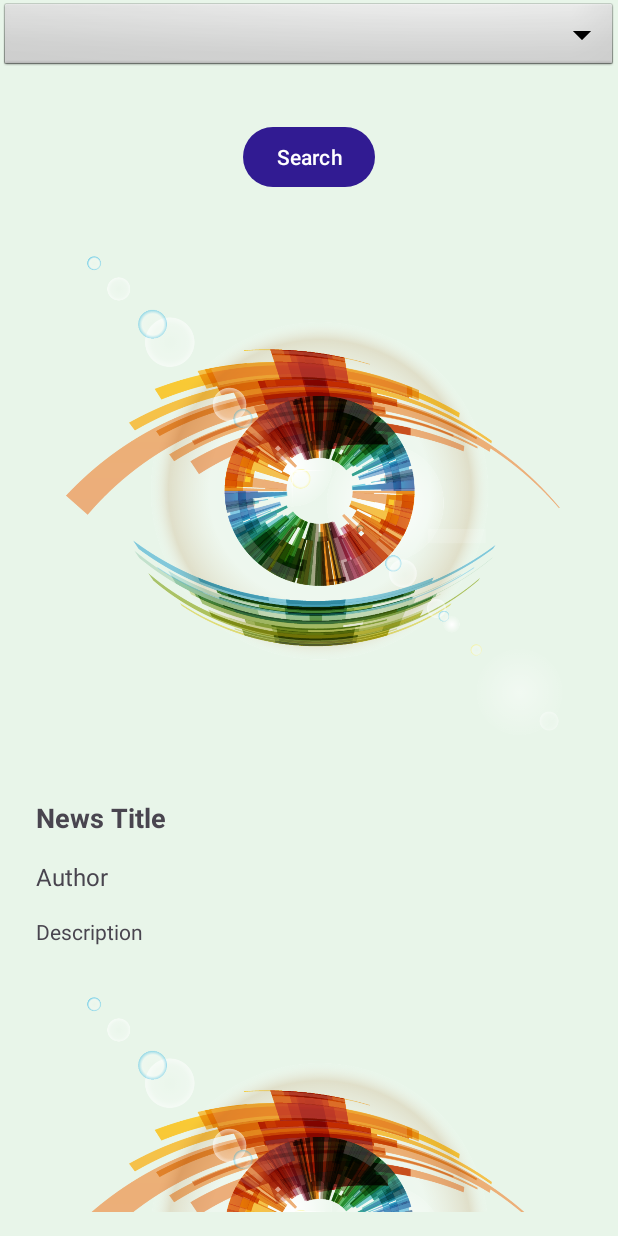
After one commit to AceAkki/News-API-App, an Android app: the layout fragment_categories.xml on its own in the app's theme, with its tools: preview values and no code run, on a phone screen of 412 x 824 dp. The commit adds this screen. Run offline under Robolectric (Android 15) with nearby library versions, the phone set to English and light mode, and no system bars.

Commit message:
Add files via upload

```diff
--- a/app/src/main/res/layout/activity_main.xml
+++ b/app/src/main/res/layout/activity_main.xml
@@ -23,8 +23,6 @@
         android:layout_height="wrap_content"
         android:layout_gravity="bottom"
         app:menu="@menu/bottom_nav_menu"
-        android:background="@color/Color5"
-        style="@style/BottomNavigationStyle"
         />
 
 
--- /dev/null
+++ b/app/src/main/res/layout/fragment_categories.xml
@@ -0,0 +1,36 @@
+<!-- fragment_categories.xml -->
+
+<LinearLayout xmlns:android="http://schemas.android.com/apk/res/android"
+    xmlns:app="http://schemas.android.com/apk/res-auto"
+    xmlns:tools="http://schemas.android.com/tools"
+    android:layout_width="match_parent"
+    android:layout_height="match_parent"
+    android:orientation="vertical"
+    tools:context=".CategoriesFragment">
+
+    <Spinner
+        android:id="@+id/categorySpinner"
+        android:layout_width="match_parent"
+        android:layout_height="wrap_content"
+        android:layout_marginBottom="16dp"
+        android:background="@android:drawable/btn_dropdown"
+        android:spinnerMode="dropdown" />
+
+    <Button
+        android:id="@+id/searchButton"
+        android:layout_width="wrap_content"
+        android:layout_height="wrap_content"
+        android:text="Search"
+        android:layout_gravity="center"
+        android:layout_marginTop="16dp"
+        android:padding="8dp" />
+
+    <androidx.recyclerview.widget.RecyclerView
+        android:id="@+id/categoriesRecyclerView"
+        android:layout_width="match_parent"
+        android:layout_height="match_parent"
+        android:padding="16dp"
+        app:layoutManager="androidx.recyclerview.widget.LinearLayoutManager"
+        tools:listitem="@layout/item_news" />
+
+</LinearLayout>
```
